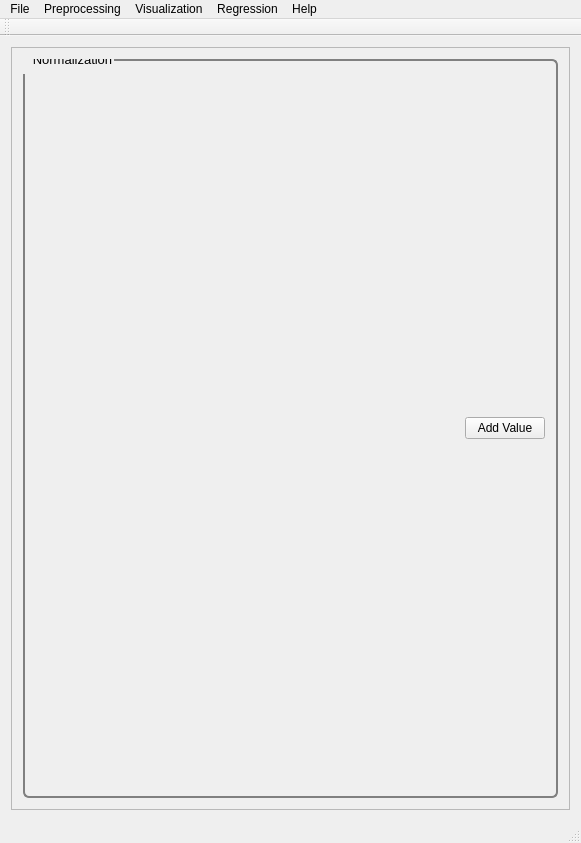
Before: the Qt Designer form src/PYSAT_Gui_UI_Forms/05_mainwindow_norm_test.ui in tisaconundrum2/PySAT-GUI, drawn with Qt 5.
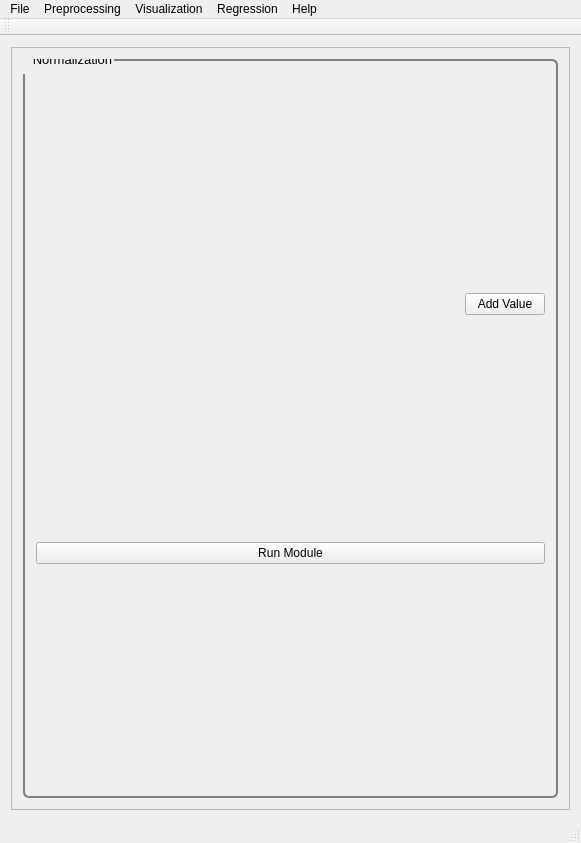
After: the same form once the commit is applied.

Commit message: Auto Generated Update:_

Diff of the .ui file:
```diff
--- a/src/PYSAT_Gui_UI_Forms/05_mainwindow_norm_test.ui
+++ b/src/PYSAT_Gui_UI_Forms/05_mainwindow_norm_test.ui
@@ -92,6 +92,17 @@
              </item>
             </layout>
            </item>
+           <item>
+            <layout class="QHBoxLayout" name="horizontalLayout">
+             <item>
+              <widget class="QPushButton" name="run_module_files">
+               <property name="text">
+                <string>Run Module</string>
+               </property>
+              </widget>
+             </item>
+            </layout>
+           </item>
           </layout>
           <zorder></zorder>
          </widget>
```
Left out of the diff: 3 changed lines with no effect on the pictures. The commit also changes 2 other files.
